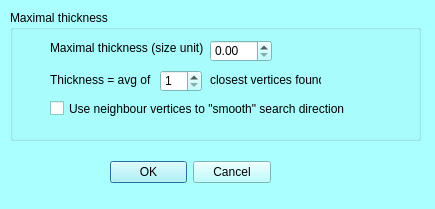
Old version of the form MorphoDig/Qt/mqScalarsThicknessDialog.ui in the repository morphomuseum/MorphoDig.
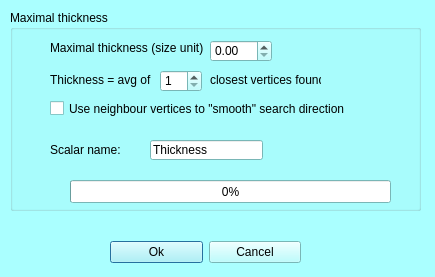
New version of the form.

Commit message: Thickness window : now modal. Option: change scalar name

```diff
--- a/MorphoDig/Qt/mqScalarsThicknessDialog.ui
+++ b/MorphoDig/Qt/mqScalarsThicknessDialog.ui
@@ -7,7 +7,7 @@
     <x>0</x>
     <y>0</y>
     <width>435</width>
-    <height>209</height>
+    <height>277</height>
    </rect>
   </property>
   <property name="palette">
@@ -432,19 +432,23 @@
    <property name="geometry">
     <rect>
      <x>110</x>
-     <y>160</y>
-     <width>161</width>
+     <y>240</y>
+     <width>191</width>
      <height>25</height>
     </rect>
    </property>
    <layout class="QHBoxLayout" name="horizontalLayout_2">
     <item>
-     <widget class="QDialogButtonBox" name="buttonBox">
-      <property name="orientation">
-       <enum>Qt::Horizontal</enum>
+     <widget class="QPushButton" name="ok">
+      <property name="text">
+       <string>Ok</string>
       </property>
-      <property name="standardButtons">
-       <set>QDialogButtonBox::Cancel|QDialogButtonBox::Ok</set>
+     </widget>
+    </item>
+    <item>
+     <widget class="QPushButton" name="cancel">
+      <property name="text">
+       <string>Cancel</string>
       </property>
      </widget>
     </item>
@@ -456,7 +460,7 @@
      <x>10</x>
      <y>10</y>
      <width>411</width>
-     <height>131</height>
+     <height>201</height>
     </rect>
    </property>
    <property name="title">
@@ -537,6 +541,45 @@
      <string>&lt;html&gt;&lt;head/&gt;&lt;body&gt;&lt;p&gt;closest vertices found&lt;/p&gt;&lt;/body&gt;&lt;/html&gt;</string>
     </property>
    </widget>
+   <widget class="QLineEdit" name="scalarName">
+    <property name="geometry">
+     <rect>
+      <x>140</x>
+      <y>130</y>
+      <width>113</width>
+      <height>20</height>
+     </rect>
+    </property>
+    <property name="text">
+     <string>Thickness</string>
+    </property>
+   </widget>
+   <widget class="QLabel" name="label_8">
+    <property name="geometry">
+     <rect>
+      <x>40</x>
+      <y>130</y>
+      <width>111</width>
+      <height>21</height>
+     </rect>
+    </property>
+    <property name="text">
+     <string>&lt;html&gt;&lt;head/&gt;&lt;body&gt;&lt;p&gt;Scalar name:&lt;/p&gt;&lt;/body&gt;&lt;/html&gt;</string>
+    </property>
+   </widget>
+  </widget>
+  <widget class="QProgressBar" name="progressBar">
+   <property name="geometry">
+    <rect>
+     <x>70</x>
+     <y>180</y>
+     <width>321</width>
+     <height>23</height>
+    </rect>
+   </property>
+   <property name="value">
+    <number>0</number>
+   </property>
   </widget>
  </widget>
  <resources>
```
Left out of the diff: 35 changed lines with no effect on the pictures. The commit also changes 7 other files.
